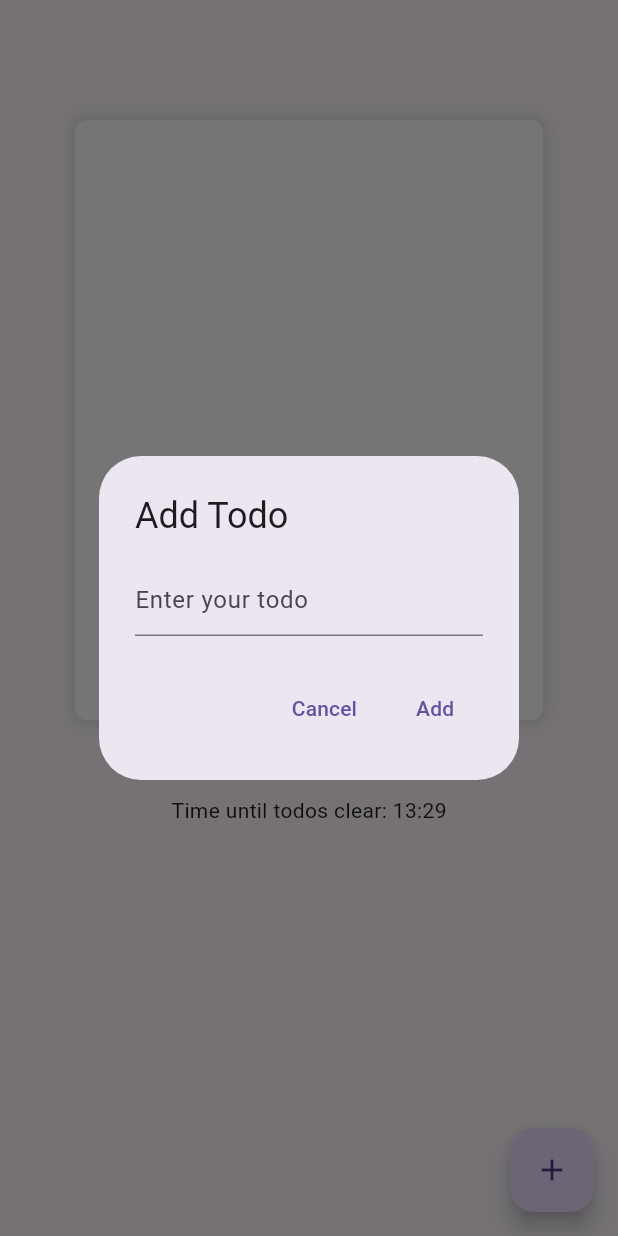
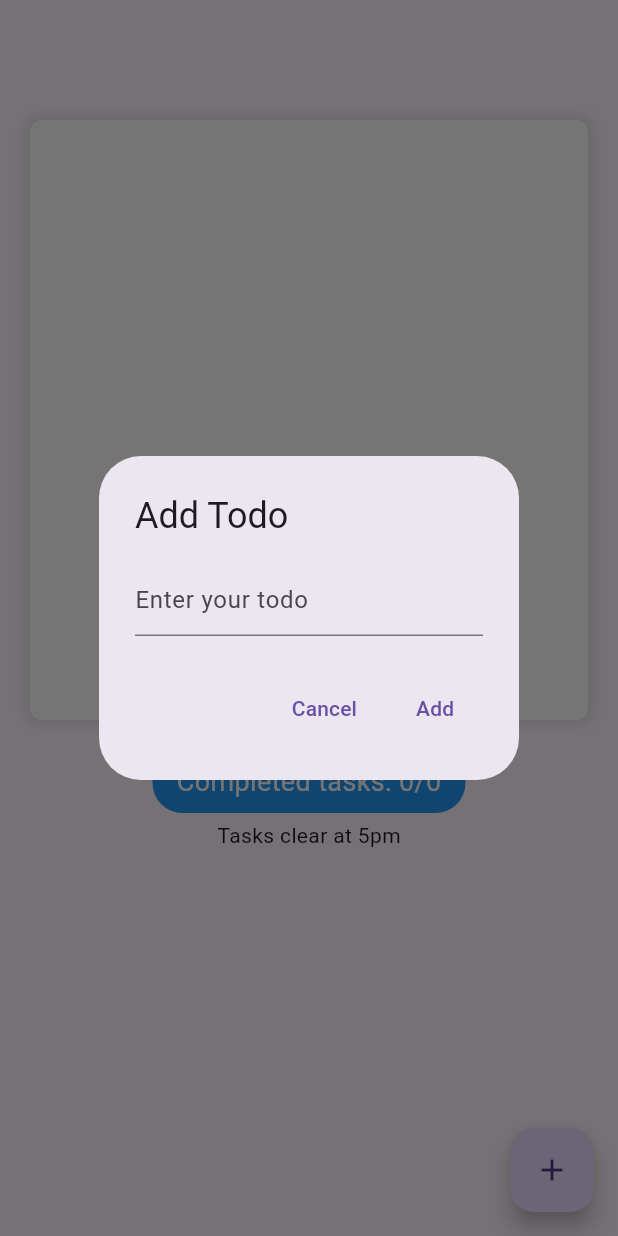
Before and after one commit to matthewincardona/task-manager, a Flutter app: the screen it shows after launch, after a tap on the "add" icon, on a phone screen of 412 x 824 dp. Run offline on Flutter 3.47's test engine with Material 3 defaults, Android fonts, the phone set to English and light mode, and no system bars; our stand-ins replace shared_preferences.

Commit message:
Improve visuals

```diff
--- a/lib/view/todo_view.dart
+++ b/lib/view/todo_view.dart
@@ -45,8 +45,10 @@ class TodoList extends StatelessWidget {
     return Consumer<TodoViewModel>(
       builder: (context, viewModel, child) {
         return Container(
-          margin: const EdgeInsets.fromLTRB(50.0, 80.0, 50.0, 20.0),
+          padding: const EdgeInsets.symmetric(horizontal: 10, vertical: 0),
+          margin: const EdgeInsets.fromLTRB(20, 80, 20, 20),
           decoration: BoxDecoration(
+            // border: Border.all(color: Colors.blueAccent),
             color: Colors.white,
             borderRadius: BorderRadius.circular(8.0),
             boxShadow: [
@@ -117,14 +119,24 @@ class CountdownView extends StatelessWidget {
       builder: (context, viewModel, child) {
         return Column(
           children: [
-            Padding(
-                padding: const EdgeInsets.only(bottom: 10),
-                child: Text(
-                  'Completed tasks: ${viewModel.completedTasksCount}/${viewModel.todos.length}',
-                  style: const TextStyle(fontWeight: FontWeight.bold),
-                )),
-            Text(
-              'Time until todos clear: ${viewModel.calculateTimeUntilMidnight()}',
+            Container(
+              padding: const EdgeInsets.symmetric(horizontal: 16, vertical: 8),
+              margin: const EdgeInsets.only(bottom: 5),
+              decoration: BoxDecoration(
+                color: Colors.blue,
+                borderRadius: BorderRadius.circular(20),
+              ),
+              child: Text(
+                'Completed tasks: ${viewModel.completedTasksCount}/${viewModel.todos.length}',
+                style: const TextStyle(
+                  color: Colors.white,
+                  fontSize: 18,
+                ),
+              ),
+            ),
+            const Text(
+              // 'To dos clear at 5pm. Time left: ${viewModel.calculateTimeUntilClear()}',
+              'Tasks clear at 5pm',
             ),
           ],
         );
--- a/lib/view_model/todo_view_model.dart
+++ b/lib/view_model/todo_view_model.dart
@@ -9,7 +9,7 @@ class TodoViewModel extends ChangeNotifier {
 
   final List<Todo> _todos = [];
   late Timer _timer;
-  late Duration _timeUntilMidnight;
+  // late Duration _timeUntilMidnight;
 
   List<Todo> get todos => _todos;
 
@@ -42,19 +42,23 @@ class TodoViewModel extends ChangeNotifier {
   }
 
   // Method to calculate the time remaining until midnight EST
-  String calculateTimeUntilMidnight() {
+  String calculateTimeUntilClear() {
     DateTime now = DateTime.now();
-    DateTime midnight = DateTime(now.year, now.month, now.day + 1, 0, 0);
-    _timeUntilMidnight = midnight.difference(now);
+    DateTime targetTime = DateTime(now.year, now.month, now.day, 17, 0); // 5 PM
+    if (now.hour >= 17) {
+      // If it's already past 5 PM today, calculate for 5 PM tomorrow
+      targetTime = targetTime.add(const Duration(days: 1));
+    }
+    Duration timeUntilTarget = targetTime.difference(now);
 
-    if (_timeUntilMidnight.inSeconds <= 0) {
+    if (timeUntilTarget.inSeconds <= 0) {
       // If countdown is zero or negative, clear todos and return empty string
       clearTodos();
       return '';
     }
 
-    int hours = _timeUntilMidnight.inHours;
-    int minutes = _timeUntilMidnight.inMinutes.remainder(60);
+    int hours = timeUntilTarget.inHours;
+    int minutes = timeUntilTarget.inMinutes.remainder(60);
 
     return '${hours.toString().padLeft(2, '0')}:${minutes.toString().padLeft(2, '0')}';
   }
@@ -62,7 +66,7 @@ class TodoViewModel extends ChangeNotifier {
   // Method to start the countdown timer
   void startCountdownTimer(BuildContext context) {
     _timer = Timer.periodic(const Duration(seconds: 1), (timer) {
-      String timeRemaining = calculateTimeUntilMidnight();
+      String timeRemaining = calculateTimeUntilClear();
       if (timeRemaining.isEmpty) {
         // If countdown is empty, cancel timer and show the completion popup
         _timer.cancel();
@@ -118,7 +122,7 @@ class TodoViewModel extends ChangeNotifier {
   // Constructor to set up the countdown timer and handle clearance of tasks
   TodoViewModel({required BuildContext context}) : _context = context {
     loadTodos().then((_) {
-      calculateTimeUntilMidnight();
+      calculateTimeUntilClear();
       startCountdownTimer(_context);
       handleMidnightClearance();
     });
```
